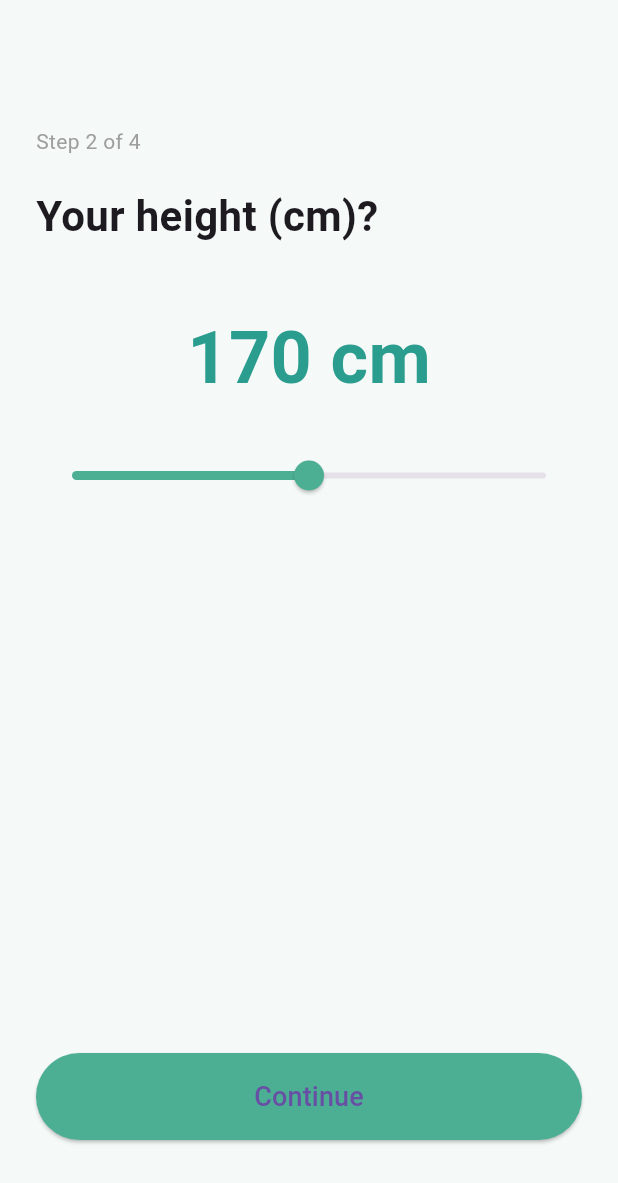
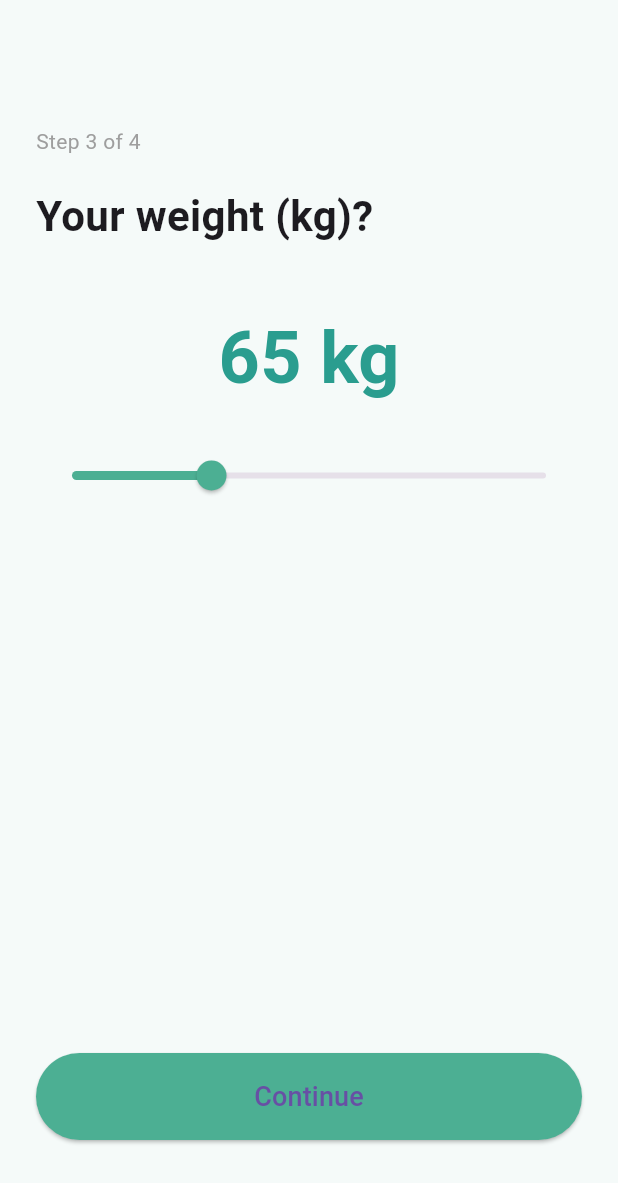
Before and after one commit to vinayak297/SpikeLess, a Flutter app: the HeightScreen screen opened directly with empty values, after a tap on "Continue", on a phone screen of 412 x 824 dp. Shown: the top 1183 px of the screen. Run offline on Flutter 3.47's test engine with Material 3 defaults, Android fonts, the phone set to English and light mode, and no system bars.

Commit message:
Completed onboarding flow: Age, Height, Weight with BMI calculation

```diff
--- a/lib/main.dart
+++ b/lib/main.dart
@@ -20,6 +20,10 @@ class SpikeLessApp extends StatelessWidget {
     );
   }
 }
+
+////////////////////////////////////////////////////////////
+/// AGE SCREEN
+////////////////////////////////////////////////////////////
 
 class AgeScreen extends StatefulWidget {
   const AgeScreen({super.key});
@@ -107,6 +111,10 @@ class _AgeScreenState extends State<AgeScreen> {
   }
 }
 
+////////////////////////////////////////////////////////////
+/// HEIGHT SCREEN
+////////////////////////////////////////////////////////////
+
 class HeightScreen extends StatefulWidget {
   final int age;
 
@@ -173,8 +181,15 @@ class _HeightScreenState extends State<HeightScreen> {
                   padding: const EdgeInsets.symmetric(vertical: 16),
                 ),
                 onPressed: () {
-                  print(
-                      "Age: ${widget.age}, Height: ${height.toInt()}");
+                  Navigator.push(
+                    context,
+                    MaterialPageRoute(
+                      builder: (context) => WeightScreen(
+                        age: widget.age,
+                        height: height.toInt(),
+                      ),
+                    ),
+                  );
                 },
                 child: const Text(
                   "Continue",
@@ -189,3 +204,99 @@ class _HeightScreenState extends State<HeightScreen> {
     );
   }
 }
+
+////////////////////////////////////////////////////////////
+/// WEIGHT SCREEN
+////////////////////////////////////////////////////////////
+
+class WeightScreen extends StatefulWidget {
+  final int age;
+  final int height;
+
+  const WeightScreen({
+    super.key,
+    required this.age,
+    required this.height,
+  });
+
+  @override
+  State<WeightScreen> createState() => _WeightScreenState();
+}
+
+class _WeightScreenState extends State<WeightScreen> {
+  double weight = 65;
+
+  @override
+  Widget build(BuildContext context) {
+    return Scaffold(
+      body: Padding(
+        padding: const EdgeInsets.all(24.0),
+        child: Column(
+          crossAxisAlignment: CrossAxisAlignment.start,
+          children: [
+            const SizedBox(height: 60),
+            const Text(
+              "Step 3 of 4",
+              style: TextStyle(fontSize: 14, color: Colors.grey),
+            ),
+            const SizedBox(height: 20),
+            const Text(
+              "Your weight (kg)?",
+              style: TextStyle(
+                fontSize: 28,
+                fontWeight: FontWeight.bold,
+              ),
+            ),
+            const SizedBox(height: 40),
+            Center(
+              child: Text(
+                "${weight.toInt()} kg",
+                style: const TextStyle(
+                  fontSize: 48,
+                  fontWeight: FontWeight.bold,
+                  color: Color(0xFF2A9D8F),
+                ),
+              ),
+            ),
+            const SizedBox(height: 20),
+            Slider(
+              value: weight,
+              min: 30,
+              max: 150,
+              divisions: 120,
+              activeColor: const Color(0xFF4CAF93),
+              onChanged: (value) {
+                setState(() {
+                  weight = value;
+                });
+              },
+            ),
+            const Spacer(),
+            SizedBox(
+              width: double.infinity,
+              child: ElevatedButton(
+                style: ElevatedButton.styleFrom(
+                  backgroundColor: const Color(0xFF4CAF93),
+                  padding: const EdgeInsets.symmetric(vertical: 16),
+                ),
+                onPressed: () {
+                  double heightInMeters = widget.height / 100;
+                  double bmi =
+                      weight / (heightInMeters * heightInMeters);
+
+                  print(
+                      "Age: ${widget.age}, Height: ${widget.height}, Weight: ${weight.toInt()}, BMI: ${bmi.toStringAsFixed(1)}");
+                },
+                child: const Text(
+                  "Continue",
+                  style: TextStyle(fontSize: 18),
+                ),
+              ),
+            ),
+            const SizedBox(height: 40),
+          ],
+        ),
+      ),
+    );
+  }
+}
```
